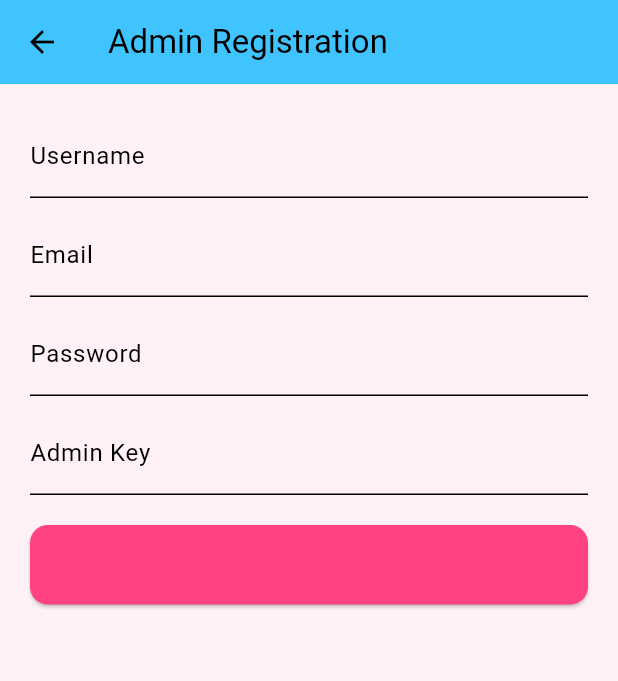
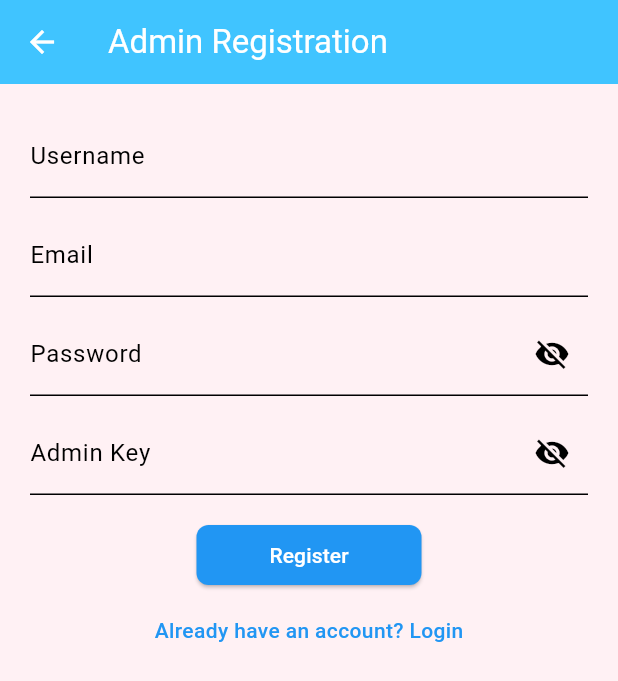
Before and after one commit to AnneTUYISHIME/nourish_baby_app2, a Flutter app: the ChooseRegisterScreen screen opened directly, after a tap on "Register as Admin", on a phone screen of 412 x 824 dp. Shown: the top 681 px of the screen. Run offline on Flutter 3.47's test engine with Material 3 defaults, Android fonts, the phone set to English and light mode, and no system bars; our stand-ins replace cloud_firestore, firebase_core, firebase_messaging, fl_chart, flutter_local_notifications, sqflite and 1 more; accounts and stored records are empty.

Commit message:
styling buttons

```diff
--- a/lib/Admin_screen/registration_screen.dart
+++ b/lib/Admin_screen/registration_screen.dart
@@ -1,5 +1,5 @@
 import 'package:flutter/material.dart';
-import '../screens/db_helper.dart'; // Make sure this path is correct
+import '../screens/db_helper.dart'; // Ensure path is correct
 import '../screens/login_screen.dart';
 
 class AdminRegisterScreen extends StatefulWidget {
@@ -14,19 +14,20 @@ class _AdminRegisterScreenState extends State<AdminRegisterScreen> {
   final _passwordController = TextEditingController();
   final _adminKeyController = TextEditingController();
 
-  final String secretAdminKey = 'ADMIN123'; // Secret key to register as admin
+  bool _isPasswordVisible = false;
+  bool _isAdminKeyVisible = false;
 
-  // Register the admin
+  final String secretAdminKey = 'ADMIN123';
+
   void _registerAdmin() async {
     if (_formKey.currentState!.validate()) {
       if (_adminKeyController.text == secretAdminKey) {
         try {
-          // Use the insertAdmin method and save the role as "admin"
           await DBHelper.insertAdmin(
             username: _usernameController.text,
             email: _emailController.text,
             password: _passwordController.text,
-            admin: 'admin', // Save the role as 'admin'
+            admin: 'admin',
           );
 
           ScaffoldMessenger.of(context).showSnackBar(SnackBar(
@@ -34,7 +35,6 @@ class _AdminRegisterScreenState extends State<AdminRegisterScreen> {
             backgroundColor: Colors.green,
           ));
 
-          // Navigate to a login screen or dashboard if needed
           Future.delayed(Duration(seconds: 1), () {
             Navigator.pushReplacement(
               context,
@@ -59,10 +59,14 @@ class _AdminRegisterScreenState extends State<AdminRegisterScreen> {
   @override
   Widget build(BuildContext context) {
     return Scaffold(
-      backgroundColor: Color(0xFFFFF1F4), // Soft pinkish background
+      backgroundColor: Color(0xFFFFF1F4),
       appBar: AppBar(
         backgroundColor: Colors.lightBlueAccent,
-        title: Text('Admin Registration'),
+        iconTheme: IconThemeData(color: Colors.white),
+        title: Text(
+          'Admin Registration',
+          style: TextStyle(color: Colors.white),
+        ),
       ),
       body: Padding(
         padding: const EdgeInsets.all(20.0),
@@ -85,30 +89,78 @@ class _AdminRegisterScreenState extends State<AdminRegisterScreen> {
               SizedBox(height: 10),
               TextFormField(
                 controller: _passwordController,
-                decoration: InputDecoration(labelText: 'Password'),
-                obscureText: true,
+                decoration: InputDecoration(
+                  labelText: 'Password',
+                  suffixIcon: IconButton(
+                    icon: Icon(
+                      _isPasswordVisible ? Icons.visibility : Icons.visibility_off,
+                    ),
+                    onPressed: () {
+                      setState(() {
+                        _isPasswordVisible = !_isPasswordVisible;
+                      });
+                    },
+                  ),
+                ),
+                obscureText: !_isPasswordVisible,
                 validator: (value) => value!.length < 6 ? 'Min 6 characters' : null,
               ),
               SizedBox(height: 10),
               TextFormField(
                 controller: _adminKeyController,
-                decoration: InputDecoration(labelText: 'Admin Key'),
-                obscureText: true,
+                decoration: InputDecoration(
+                  labelText: 'Admin Key',
+                  suffixIcon: IconButton(
+                    icon: Icon(
+                      _isAdminKeyVisible ? Icons.visibility : Icons.visibility_off,
+                    ),
+                    onPressed: () {
+                      setState(() {
+                        _isAdminKeyVisible = !_isAdminKeyVisible;
+                      });
+                    },
+                  ),
+                ),
+                obscureText: !_isAdminKeyVisible,
                 validator: (value) => value!.isEmpty ? 'Enter Admin Key' : null,
               ),
               SizedBox(height: 20),
-              ElevatedButton(
-                style: ElevatedButton.styleFrom(
-                  backgroundColor: Colors.pinkAccent,
-                  shape: RoundedRectangleBorder(
-                    borderRadius: BorderRadius.circular(12),
+              Align(
+                alignment: Alignment.center,
+                child: SizedBox(
+                  width: 150,
+                  height: 40,
+                  child: ElevatedButton(
+                    style: ElevatedButton.styleFrom(
+                      backgroundColor: Colors.blue,
+                      shape: RoundedRectangleBorder(
+                        borderRadius: BorderRadius.circular(8),
+                      ),
+                    ),
+                    onPressed: _registerAdmin,
+                    child: Text(
+                      'Register',
+                      style: TextStyle(color: Colors.white, fontSize: 14),
+                    ),
                   ),
-                  padding: EdgeInsets.symmetric(vertical: 15),
                 ),
-                onPressed: _registerAdmin,
-                child: Text(
-                  'Register Admin',
-                  style: TextStyle(fontSize: 16),
+              ),
+              SizedBox(height: 20),
+              Center(
+                child: GestureDetector(
+                  onTap: () {
+                    Navigator.pushReplacement(
+                      context,
+                      MaterialPageRoute(builder: (context) => LoginScreen()),
+                    );
+                  },
+                  child: Text(
+                    "Already have an account? Login",
+                    style: TextStyle(
+                      color: Colors.blue,
+                      fontWeight: FontWeight.w500,
+                    ),
+                  ),
                 ),
               ),
             ],
--- a/lib/screens/chooseScreen.dart
+++ b/lib/screens/chooseScreen.dart
@@ -1,7 +1,6 @@
 import 'package:flutter/material.dart';
 import 'register_screen.dart';
 import 'package:nourish_baby_app/Admin_screen/registration_screen.dart';
-//import './Admin_screen/register_screen.dart';
 
 class ChooseRegisterScreen extends StatelessWidget {
   @override
@@ -9,7 +8,11 @@ class ChooseRegisterScreen extends StatelessWidget {
     return Scaffold(
       backgroundColor: Colors.pink[50],
       appBar: AppBar(
-        title: Text("Choose Registration Type"),
+        title: Text(
+          "Choose Registration Type",
+          style: TextStyle(color: Colors.white), // 👈 White title text
+        ),
+        iconTheme: IconThemeData(color: Colors.white), // 👈 White back arrow
         backgroundColor: Colors.lightBlueAccent,
       ),
       body: Center(
@@ -19,8 +22,11 @@ class ChooseRegisterScreen extends StatelessWidget {
             mainAxisAlignment: MainAxisAlignment.center,
             children: [
               ElevatedButton.icon(
-                icon: Icon(Icons.person_add_alt),
-                label: Text("Register as User"),
+                icon: Icon(Icons.person_add_alt, color: Colors.white), // White icon
+                label: Text(
+                  "Register as User",
+                  style: TextStyle(color: Colors.white),
+                ),
                 onPressed: () {
                   Navigator.push(
                     context,
@@ -34,8 +40,11 @@ class ChooseRegisterScreen extends StatelessWidget {
               ),
               SizedBox(height: 30),
               ElevatedButton.icon(
-                icon: Icon(Icons.admin_panel_settings),
-                label: Text("Register as Admin"),
+                icon: Icon(Icons.admin_panel_settings, color: Colors.white), // White icon
+                label: Text(
+                  "Register as Admin",
+                  style: TextStyle(color: Colors.white),
+                ),
                 onPressed: () {
                   Navigator.push(
                     context,
@@ -43,7 +52,7 @@ class ChooseRegisterScreen extends StatelessWidget {
                   );
                 },
                 style: ElevatedButton.styleFrom(
-                  backgroundColor: Colors.pinkAccent,
+                  backgroundColor: Colors.blueAccent,
                   padding: EdgeInsets.symmetric(horizontal: 30, vertical: 15),
                 ),
               ),
```
